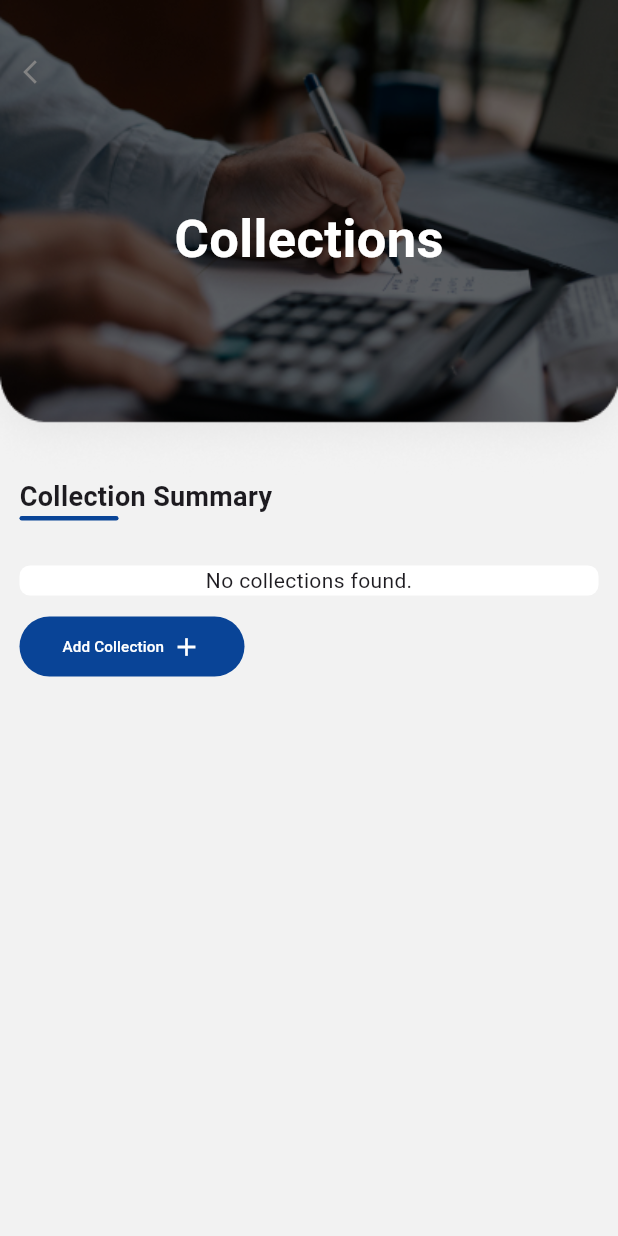
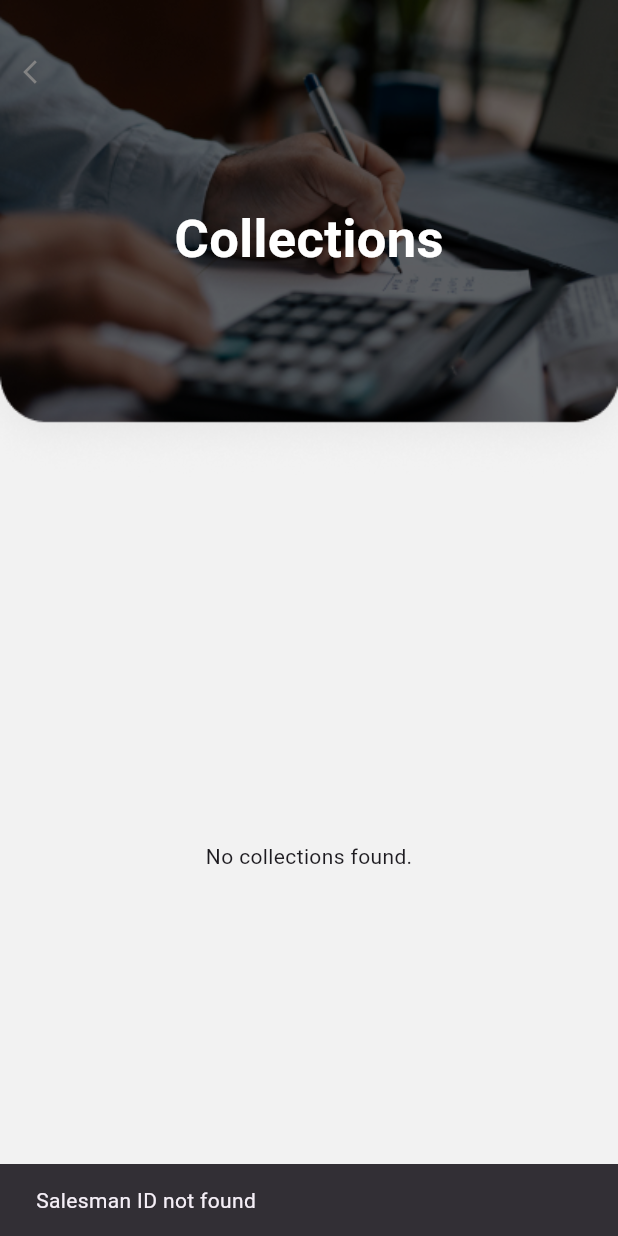
Before and after one commit to Gokul-Gokzzz/salesman-trackiing, a Flutter app: the CollectionsScreen screen opened directly, on a phone screen of 412 x 824 dp. Run offline on Flutter 3.47's test engine with Material 3 defaults, Android fonts, the phone set to English and light mode, and no system bars; our stand-ins replace dio, file_picker, flutter_svg, geolocator, logger, shared_preferences; accounts and stored records are empty; network calls fail.

Commit message:
working on

```diff
--- a/lib/controller/add_note_controller.dart
+++ b/lib/controller/add_note_controller.dart
@@ -13,9 +13,9 @@ class AddNoteController with ChangeNotifier {
     notifyListeners();
 
     AddNoteModel noteModel = AddNoteModel(
-      salesman: salesman,
+      salesman: note,
       title: title,
-      note: note,
+      note: salesman,
     );
 
     bool success = await _addNoteService.addNote(noteModel);
--- a/lib/controller/collection_controller.dart
+++ b/lib/controller/collection_controller.dart
@@ -2,21 +2,29 @@ import 'package:flutter/material.dart';
 import 'package:salesman/model/collection_model.dart';
 import 'package:salesman/service/collection_service.dart';
 
-class CollectionProvider extends ChangeNotifier {
+class CollectionProvider with ChangeNotifier {
   final CollectionService _service = CollectionService();
-  CollectionModel? _collectionModel;
-  bool _isLoading = false;
+  List<GetCollection> collections = [];
+  bool isLoading = false;
 
-  CollectionModel? get collectionModel => _collectionModel;
-  bool get isLoading => _isLoading;
-
-  Future<void> fetchCollections() async {
-    _isLoading = true;
+  Future<void> getCollections(String salesmanId) async {
+    isLoading = true;
     notifyListeners();
 
-    _collectionModel = await _service.fetchCollections();
+    try {
+      collections = await _service.fetchCollections(salesmanId);
+    } catch (e) {
+      debugPrint("Error fetching collections: $e");
+    }
 
-    _isLoading = false;
+    isLoading = false;
     notifyListeners();
   }
+
+  addCollection(Map<String, dynamic> collectionData) async {
+    bool success = await _service.addCollection(collectionData);
+    if (success) {
+      getCollections(collectionData['salesman']); // Refresh list
+    }
+  }
 }
--- a/lib/model/add_collection_model.dart
+++ /dev/null
@@ -1,82 +0,0 @@
-// To parse this JSON data, do
-//
-//     final addCollectionModel = addCollectionModelFromJson(jsonString);
-
-import 'dart:convert';
-
-AddCollectionModel addCollectionModelFromJson(String str) =>
-    AddCollectionModel.fromJson(json.decode(str));
-
-String addCollectionModelToJson(AddCollectionModel data) =>
-    json.encode(data.toJson());
-
-class AddCollectionModel {
-  String? message;
-  Collection? collection;
-
-  AddCollectionModel({
-    this.message,
-    this.collection,
-  });
-
-  factory AddCollectionModel.fromJson(Map<String, dynamic> json) =>
-      AddCollectionModel(
-        message: json["message"],
-        collection: json["collection"] == null
-            ? null
-            : Collection.fromJson(json["collection"]),
-      );
-
-  Map<String, dynamic> toJson() => {
-        "message": message,
-        "collection": collection?.toJson(),
-      };
-}
-
-class Collection {
-  String? client;
-  String? salesman;
-  int? amount;
-  DateTime? date;
-  String? id;
-  DateTime? createdAt;
-  DateTime? updatedAt;
-  int? v;
-
-  Collection({
-    this.client,
-    this.salesman,
-    this.amount,
-    this.date,
-    this.id,
-    this.createdAt,
-    this.updatedAt,
-    this.v,
-  });
-
-  factory Collection.fromJson(Map<String, dynamic> json) => Collection(
-        client: json["client"],
-        salesman: json["salesman"],
-        amount: json["amount"],
-        date: json["date"] == null ? null : DateTime.parse(json["date"]),
-        id: json["_id"],
-        createdAt: json["createdAt"] == null
-            ? null
-            : DateTime.parse(json["createdAt"]),
-        updatedAt: json["updatedAt"] == null
-            ? null
-            : DateTime.parse(json["updatedAt"]),
-        v: json["__v"],
-      );
-
-  Map<String, dynamic> toJson() => {
-        "client": client,
-        "salesman": salesman,
-        "amount": amount,
-        "date": date?.toIso8601String(),
-        "_id": id,
-        "createdAt": createdAt?.toIso8601String(),
-        "updatedAt": updatedAt?.toIso8601String(),
-        "__v": v,
-      };
-}
--- a/lib/model/add_note_model.dart
+++ b/lib/model/add_note_model.dart
@@ -33,6 +33,6 @@ class AddNoteModel {
         "salesman": salesman,
         "title": title,
         "note": note,
-        "_id": id,
+        // "_id": id,
       };
 }
--- a/lib/model/collection_model.dart
+++ b/lib/model/collection_model.dart
@@ -1,113 +1,28 @@
-// To parse this JSON data, do
-//
-//     final collectionModel = collectionModelFromJson(jsonString);
+class GetCollection {
+  final String id;
+  final String client;
+  final String salesman;
+  final int amount;
+  final DateTime date;
+  final String clientName;
 
-import 'dart:convert';
-
-CollectionModel collectionModelFromJson(String str) =>
-    CollectionModel.fromJson(json.decode(str));
-
-String collectionModelToJson(CollectionModel data) =>
-    json.encode(data.toJson());
-
-class CollectionModel {
-  List<Collection>? collections;
-
-  CollectionModel({
-    this.collections,
+  GetCollection({
+    required this.id,
+    required this.client,
+    required this.salesman,
+    required this.amount,
+    required this.date,
+    required this.clientName,
   });
 
-  factory CollectionModel.fromJson(Map<String, dynamic> json) =>
-      CollectionModel(
-        collections: json["collections"] == null
-            ? []
-            : List<Collection>.from(
-                json["collections"]!.map((x) => Collection.fromJson(x))),
-      );
-
-  Map<String, dynamic> toJson() => {
-        "collections": collections == null
-            ? []
-            : List<dynamic>.from(collections!.map((x) => x.toJson())),
-      };
-}
-
-class Collection {
-  String? id;
-  Client? client;
-  Salesman? salesman;
-  int? amount;
-  DateTime? date;
-  DateTime? createdAt;
-  DateTime? updatedAt;
-  int? v;
-
-  Collection({
-    this.id,
-    this.client,
-    this.salesman,
-    this.amount,
-    this.date,
-    this.createdAt,
-    this.updatedAt,
-    this.v,
-  });
-
-  factory Collection.fromJson(Map<String, dynamic> json) => Collection(
-        id: json["_id"],
-        client: clientValues.map[json["client"]]!,
-        salesman: salesmanValues.map[json["salesman"]]!,
-        amount: json["amount"],
-        date: json["date"] == null ? null : DateTime.parse(json["date"]),
-        createdAt: json["createdAt"] == null
-            ? null
-            : DateTime.parse(json["createdAt"]),
-        updatedAt: json["updatedAt"] == null
-            ? null
-            : DateTime.parse(json["updatedAt"]),
-        v: json["__v"],
-      );
-
-  Map<String, dynamic> toJson() => {
-        "_id": id,
-        "client": clientValues.reverse[client],
-        "salesman": salesmanValues.reverse[salesman],
-        "amount": amount,
-        "date": date?.toIso8601String(),
-        "createdAt": createdAt?.toIso8601String(),
-        "updatedAt": updatedAt?.toIso8601String(),
-        "__v": v,
-      };
-}
-
-enum Client {
-  THE_67_AD71_E20_B04_E1597_A61_F0_EB,
-  THE_67_AD71_E20_B04_E1597_A61_F0_FB
-}
-
-final clientValues = EnumValues({
-  "67ad71e20b04e1597a61f0eb": Client.THE_67_AD71_E20_B04_E1597_A61_F0_EB,
-  "67ad71e20b04e1597a61f0fb": Client.THE_67_AD71_E20_B04_E1597_A61_F0_FB
-});
-
-enum Salesman {
-  THE_67_A9_BCD879021_F36_D7_FE0681,
-  THE_67_AD6_CD557834965242_D6401
-}
-
-final salesmanValues = EnumValues({
-  "67a9bcd879021f36d7fe0681": Salesman.THE_67_A9_BCD879021_F36_D7_FE0681,
-  "67ad6cd557834965242d6401": Salesman.THE_67_AD6_CD557834965242_D6401
-});
-
-class EnumValues<T> {
-  Map<String, T> map;
-  late Map<T, String> reverseMap;
-
-  EnumValues(this.map);
-
-  Map<T, String> get reverse {
-    reverseMap = map.map((k, v) => MapEntry(v, k));
-    return reverseMap;
+  factory GetCollection.fromJson(Map<String, dynamic> json) {
+    return GetCollection(
+      id: json['_id'],
+      client: json['client'],
+      salesman: json['salesman'],
+      amount: json['amount'],
+      date: DateTime.parse(json['date']),
+      clientName: json['clientName'],
+    );
   }
 }
--- a/lib/service/expense_service.dart
+++ b/lib/service/expense_service.dart
@@ -8,7 +8,7 @@ import 'package:shared_preferences/shared_preferences.dart';
 class ExpenseService {
   final Dio _dio = Dio();
   final String _baseUrl =
-      'https://salesman-tracking-app.onrender.com/api/expense/salesman  ';
+      'https://salesman-tracking-app.onrender.com/api/expense/salesman';
 
   Future<GetExpenseModel?> fetchExpenses(String salesmanId) async {
     try {
--- a/lib/view/app_base_screen/view/collections_screen.dart
+++ b/lib/view/app_base_screen/view/collections_screen.dart
@@ -1,8 +1,11 @@
+import 'dart:developer';
+
 import 'package:flutter/material.dart';
 import 'package:flutter_svg/flutter_svg.dart';
 import 'package:provider/provider.dart';
 import 'package:salesman/controller/collection_controller.dart';
 import 'package:salesman/view/app_base_screen/view/add_collection_screen.dart';
+import 'package:shared_preferences/shared_preferences.dart';
 
 class CollectionsScreen extends StatefulWidget {
   const CollectionsScreen({super.key});
@@ -12,13 +15,34 @@ class CollectionsScreen extends StatefulWidget {
 }
 
 class _CollectionsScreenState extends State<CollectionsScreen> {
+  // final String salesmanId = "123"; // Replace with actual salesman ID
+
   @override
   void initState() {
     super.initState();
     WidgetsBinding.instance.addPostFrameCallback((_) {
+      _fetchCollections();
+    });
+  }
+
+  Future<void> _fetchCollections() async {
+    final prefs = await SharedPreferences.getInstance();
+    String? salesmanId =
+        prefs.getString('id'); // Retrieve ID from SharedPreferences
+
+    if (salesmanId == null || salesmanId.isEmpty) {
+      log("❌ Salesman ID is null or empty!");
+      ScaffoldMessenger.of(context).showSnackBar(
+        const SnackBar(content: Text("Salesman ID not found")),
+      );
+      return;
+    }
+
+    log("✅ Salesman ID: $salesmanId");
+
+    // Fetch collections using Provider
     Provider.of<CollectionProvider>(context, listen: false)
-          .fetchCollections();
-    });
+        .getCollections(salesmanId);
   }
 
   @override
@@ -31,7 +55,7 @@ class _CollectionsScreenState extends State<CollectionsScreen> {
             children: [
               Container(
                 height: 318,
-                width: double.maxFinite,
+                width: double.infinity,
                 decoration: const BoxDecoration(
                   borderRadius: BorderRadius.only(
                     bottomLeft: Radius.circular(30),
@@ -66,16 +90,29 @@ class _CollectionsScreenState extends State<CollectionsScreen> {
             ],
           ),
           Expanded(
-            child: SingleChildScrollView(
-              child: Padding(
+            child: Consumer<CollectionProvider>(
+              builder: (context, collectionProvider, child) {
+                if (collectionProvider.isLoading) {
+                  return const Center(child: CircularProgressIndicator());
+                }
+                if (collectionProvider.collections.isEmpty) {
+                  return const Center(child: Text("No collections found."));
+                }
+
+                final collections = collectionProvider.collections;
+
+                double totalCollected =
+                    collections.fold(0, (sum, item) => sum + item.amount!);
+
+                return SingleChildScrollView(
                   padding: const EdgeInsets.symmetric(horizontal: 13.0),
                   child: Column(
                     crossAxisAlignment: CrossAxisAlignment.start,
                     children: [
                       const Text(
                         "Collection Summary ",
-                      style:
-                          TextStyle(fontSize: 18, fontWeight: FontWeight.w600),
+                        style: TextStyle(
+                            fontSize: 18, fontWeight: FontWeight.w600),
                       ),
                       Container(
                         height: 3,
@@ -87,39 +124,17 @@ class _CollectionsScreenState extends State<CollectionsScreen> {
                       ),
                       const SizedBox(height: 30),
                       Container(
-                      width: double.maxFinite,
+                        width: double.infinity,
                         decoration: BoxDecoration(
-                        color: const Color(0XFFFFFFFF),
+                          color: Colors.white,
                           borderRadius: BorderRadius.circular(7),
                         ),
-                      child: Consumer<CollectionProvider>(
-                        builder: (context, collectionProvider, child) {
-                          if (collectionProvider.isLoading) {
-                            return const Center(
-                                child: CircularProgressIndicator());
-                          }
-                          if (collectionProvider.collectionModel == null ||
-                              collectionProvider.collectionModel!.collections ==
-                                  null) {
-                            return const Center(
-                                child: Text("No collections found."));
-                          }
-
-                          final collections =
-                              collectionProvider.collectionModel!.collections!;
-
-                          double totalCollected = collections.fold(
-                              0, (sum, item) => sum + item.amount!);
-
-                          return Column(
+                        child: Column(
                           children: [
                             Padding(
                               padding: const EdgeInsets.symmetric(
-                                    vertical: 0.0, horizontal: 18),
-                                child: Column(
-                                  children: [
-                                    const SizedBox(height: 10),
-                                    Row(
+                                  vertical: 10, horizontal: 18),
+                              child: Row(
                                 children: [
                                   const Text(
                                     "Total Collected: ",
@@ -138,18 +153,13 @@ class _CollectionsScreenState extends State<CollectionsScreen> {
                                   )
                                 ],
                               ),
-                                  ],
-                                ),
                             ),
                             const Divider(),
                             for (var collection in collections)
                               Padding(
                                 padding: const EdgeInsets.symmetric(
-                                      vertical: 0.0, horizontal: 8),
-                                  child: Column(
-                                    children: [
-                                      const SizedBox(height: 10),
-                                      Row(
+                                    vertical: 8, horizontal: 8),
+                                child: Row(
                                   mainAxisAlignment:
                                       MainAxisAlignment.spaceAround,
                                   children: [
@@ -165,7 +175,7 @@ class _CollectionsScreenState extends State<CollectionsScreen> {
                                               color: Color(0XFF094497)),
                                         ),
                                         Text(
-                                                collection.client.toString(),
+                                          collection.clientName.toString(),
                                           style: const TextStyle(
                                               fontWeight: FontWeight.w400,
                                               fontSize: 10),
@@ -196,52 +206,31 @@ class _CollectionsScreenState extends State<CollectionsScreen> {
                                           CrossAxisAlignment.start,
                                       children: [
                                         const Text(
-                                                "Date:",
+                                          "Date",
                                           style: TextStyle(
                                               fontWeight: FontWeight.w500,
                                               fontSize: 10,
                                               color: Color(0XFF094497)),
                                         ),
                                         Text(
-                                                "${collection.date?.toLocal().toString().split(" ")[0] ?? "N/A"}, ${collection.date?.toLocal().toString().split(" ")[1].split(".")[0] ?? "N/A"}",
+                                          collection.date
+                                                  ?.toLocal()
+                                                  .toString()
+                                                  .split(" ")[0] ??
+                                              "N/A",
                                           style: const TextStyle(
                                               fontWeight: FontWeight.w400,
                                               fontSize: 10),
                                         ),
                                       ],
                                     ),
-                                          Row(
-                                            mainAxisAlignment:
-                                                MainAxisAlignment.spaceAround,
-                                            children: [
-                                              SvgPicture.asset(
-                                                'assets/images/lucide_edit.svg',
-                                                height: 19,
-                                                width: 19,
-                                              ),
-                                              const SizedBox(width: 10),
-                                              SvgPicture.asset(
-                                                'assets/images/material-symbols_delete-outline.svg',
-                                                height: 22,
-                                                width: 22,
-                                              ),
-                                            ],
-                                          )
-                                        ],
-                                      ),
-                                      const SizedBox(height: 10),
                                   ],
                                 ),
                               ),
-                              const SizedBox(height: 20)
                           ],
-                          );
-                        },
                         ),
                       ),
-                    const SizedBox(
-                      height: 10,
-                    ),
+                      const SizedBox(height: 20),
                       SizedBox(
                         width: 150,
                         child: ElevatedButton(
@@ -249,12 +238,14 @@ class _CollectionsScreenState extends State<CollectionsScreen> {
                             Navigator.push(
                               context,
                               MaterialPageRoute(
-                                    builder: (context) =>
-                                        AddCollectionScreen()));
+                                builder: (context) => AddCollectionScreen(),
+                              ),
+                            );
                           },
                           style: ElevatedButton.styleFrom(
                             backgroundColor: const Color(0XFF094497),
-                              elevation: 0),
+                            elevation: 0,
+                          ),
                           child: const Row(
                             mainAxisAlignment: MainAxisAlignment.center,
                             children: [
@@ -265,24 +256,20 @@ class _CollectionsScreenState extends State<CollectionsScreen> {
                                     fontWeight: FontWeight.w500,
                                     fontSize: 10.14),
                               ),
-                              SizedBox(
-                                width: 5,
-                              ),
-                              Icon(
-                                Icons.add,
-                                color: Colors.white,
-                                size: 20,
-                              )
+                              SizedBox(width: 5),
+                              Icon(Icons.add, color: Colors.white, size: 20),
                             ],
-                          )),
-                    )
-                  ],
-                ),
                           ),
                         ),
                       )
                     ],
                   ),
                 );
+              },
+            ),
+          ),
+        ],
+      ),
+    );
   }
 }
```
Also changed, not shown: lib/controller/add_collection_controller.dart (deleted, +0 -39 lines), lib/service/add_collection_service.dart (deleted, +0 -34 lines), lib/service/collection_service.dart (+28 -13 lines), lib/view/app_base_screen/view/add_collection_screen.dart (+62 -4 lines), lib/view/app_base_screen/view/notes_screen.dart (+35 -11 lines). Lines whose indentation alone changed are shown as unchanged.
